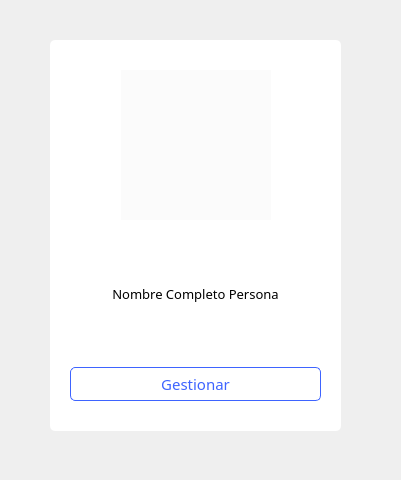
The window that hospital-Core/Widgets/Administrador/administrador_tarjeta_gestion.ui (MrDanielG/Hospital-SCRUM) describes before a commit, drawn with Qt 5.
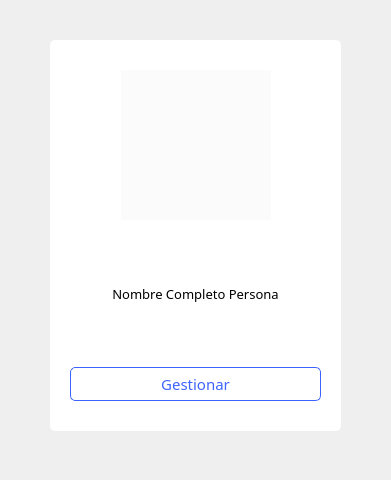
The same window after the commit. Icons and pictures are not drawn.

```diff
--- a/hospital-Core/Widgets/Administrador/administrador_tarjeta_gestion.ui
+++ b/hospital-Core/Widgets/Administrador/administrador_tarjeta_gestion.ui
@@ -6,7 +6,7 @@
    <rect>
     <x>0</x>
     <y>0</y>
-    <width>401</width>
+    <width>391</width>
     <height>480</height>
    </rect>
   </property>
```
